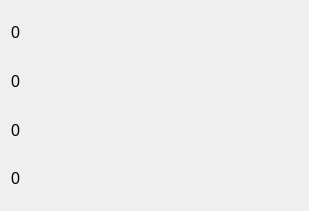
Before: the Qt Designer form StatusWidget.ui in Snake9889/FreqMeasure, drawn with Qt 5.
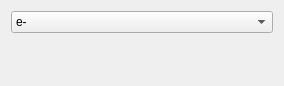
After: the same form once the commit is applied.

The edit to the form file:
```diff
--- a/StatusWidget.ui
+++ b/StatusWidget.ui
@@ -6,15 +6,29 @@
    <rect>
     <x>0</x>
     <y>0</y>
-    <width>309</width>
-    <height>211</height>
+    <width>284</width>
+    <height>86</height>
    </rect>
   </property>
   <property name="windowTitle">
    <string>Form</string>
   </property>
-  <layout class="QVBoxLayout" name="verticalLayout">
-   <item>
+  <layout class="QGridLayout" name="gridLayout">
+   <item row="0" column="0">
+    <widget class="QComboBox" name="particles_type">
+     <item>
+      <property name="text">
+       <string>e-</string>
+      </property>
+     </item>
+     <item>
+      <property name="text">
+       <string>e+</string>
+      </property>
+     </item>
+    </widget>
+   </item>
+   <item row="1" column="0">
     <layout class="QHBoxLayout" name="horizontalLayout">
      <item>
       <widget class="QLabel" name="status_1">
@@ -23,21 +37,11 @@
          <pointsize>12</pointsize>
         </font>
        </property>
-       <property name="toolTip">
-        <string>Number of received packeges from BPM_1</string>
-       </property>
-       <property name="styleSheet">
-        <string notr="true"/>
-       </property>
        <property name="text">
-        <string>0</string>
+        <string/>
        </property>
       </widget>
      </item>
-    </layout>
-   </item>
-   <item>
-    <layout class="QHBoxLayout" name="horizontalLayout_2">
      <item>
       <widget class="QLabel" name="status_2">
        <property name="font">
@@ -45,21 +49,11 @@
          <pointsize>12</pointsize>
         </font>
        </property>
-       <property name="toolTip">
-        <string>Number of received packeges from BPM_2</string>
-       </property>
-       <property name="styleSheet">
-        <string notr="true"/>
-       </property>
        <property name="text">
-        <string>0</string>
+        <string/>
        </property>
       </widget>
      </item>
-    </layout>
-   </item>
-   <item>
-    <layout class="QHBoxLayout" name="horizontalLayout_3">
      <item>
       <widget class="QLabel" name="status_3">
        <property name="font">
@@ -67,21 +61,11 @@
          <pointsize>12</pointsize>
         </font>
        </property>
-       <property name="toolTip">
-        <string>Number of received packeges from BPM_3</string>
-       </property>
-       <property name="styleSheet">
-        <string notr="true"/>
-       </property>
        <property name="text">
-        <string>0</string>
+        <string/>
        </property>
       </widget>
      </item>
-    </layout>
-   </item>
-   <item>
-    <layout class="QHBoxLayout" name="horizontalLayout_4">
      <item>
       <widget class="QLabel" name="status_4">
        <property name="font">
@@ -89,14 +73,8 @@
          <pointsize>12</pointsize>
         </font>
        </property>
-       <property name="toolTip">
-        <string>Number of received packeges from BPM_4</string>
-       </property>
-       <property name="styleSheet">
-        <string notr="true"/>
-       </property>
        <property name="text">
-        <string>0</string>
+        <string/>
        </property>
       </widget>
      </item>
```
